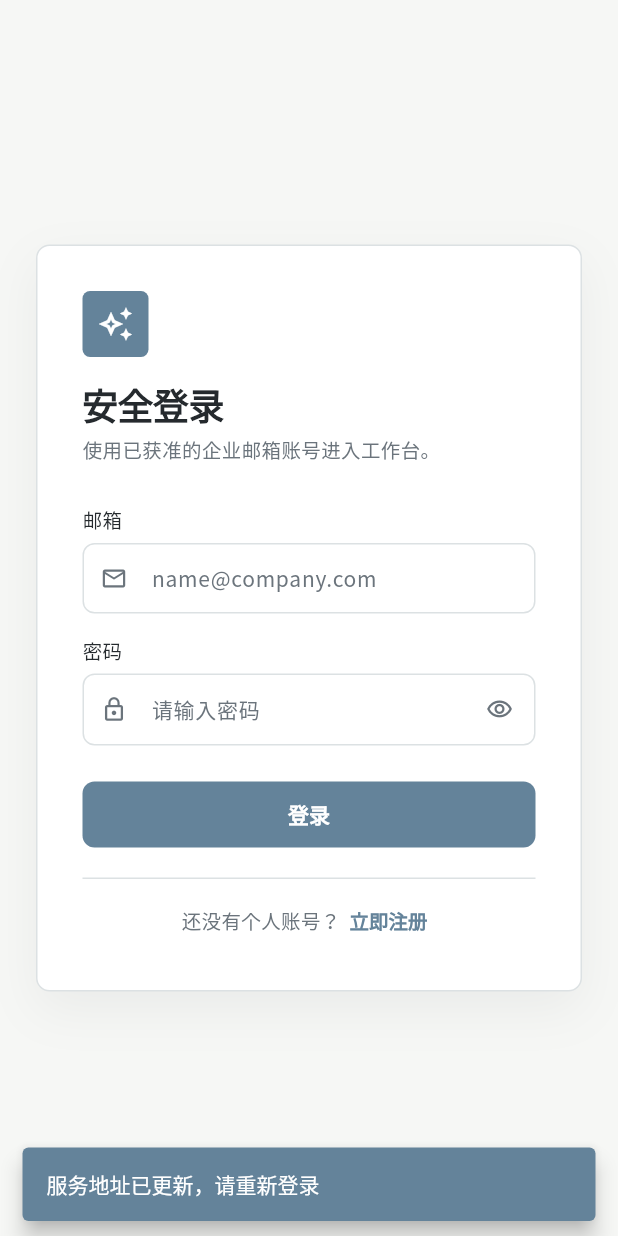
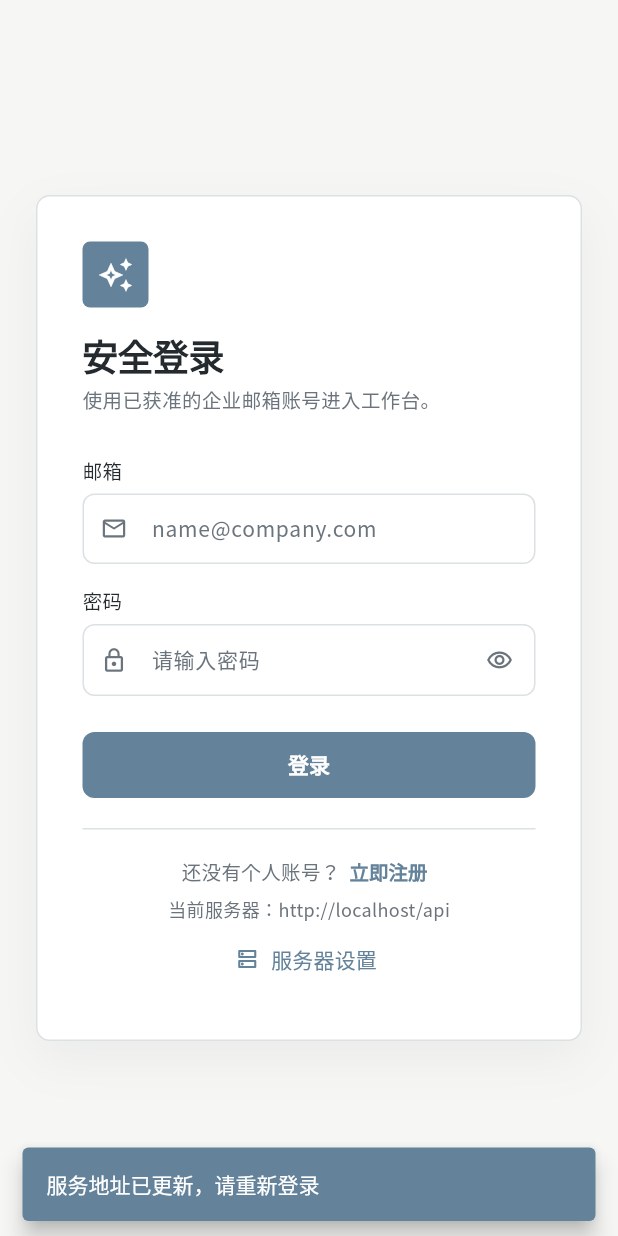
Before and after one commit to z987645344-arch/zhitian_app, a Flutter app: the SettingsPage screen opened directly, after a tap on "保存", on a phone screen of 412 x 824 dp. Run offline on Flutter 3.47's test engine with Material 3 defaults, Android fonts, the light colour scheme and no system bars; our stand-ins replace file_picker, google_fonts, shared_preferences; missing offline and left inert: desktop_drop; accounts and stored records are empty; network calls fail.

Commit message:
fix: Flutter Compose地址契约修正+登录页服务器设置入口+Runner标题乱码修复
- Compose环境正确地址为http://localhost/api，默认值已更新
- 登录/注册页新增未登录状态下的服务器设置入口，旧:8000地址给出迁移提醒
- Runner启用/utf-8编译选项，修复标题栏鐭ゅ乱码
- 重新构建3.0.0安装包，SHA-256已更新

```diff
--- a/lib/pages/login_page.dart
+++ b/lib/pages/login_page.dart
@@ -6,24 +6,34 @@ import 'package:flutter/material.dart';
 import '../services/api_service.dart';
 import '../theme/app_theme.dart';
 import '../widgets/auth_shell.dart';
+import 'backend_setup_page.dart';
 import 'chat_page.dart';
 import 'register_page.dart';
 
 class LoginPage extends StatefulWidget {
-  const LoginPage({super.key});
+  const LoginPage({super.key, this.apiService});
+
+  final ApiService? apiService;
 
   @override
   State<LoginPage> createState() => _LoginPageState();
 }
 
 class _LoginPageState extends State<LoginPage> {
-  final ApiService _apiService = ApiService();
+  late final ApiService _apiService = widget.apiService ?? ApiService();
   final TextEditingController _usernameController = TextEditingController();
   final TextEditingController _passwordController = TextEditingController();
 
   bool _isLoading = false;
   bool _obscurePassword = true;
   String? _errorText;
+  String? _backendUrl;
+
+  @override
+  void initState() {
+    super.initState();
+    _loadBackendUrl();
+  }
 
   @override
   void dispose() {
@@ -77,12 +87,39 @@ class _LoginPageState extends State<LoginPage> {
     }
   }
 
+  Future<void> _loadBackendUrl() async {
+    try {
+      final backendUrl = await _apiService.getBackendUrl();
+      if (mounted) setState(() => _backendUrl = backendUrl);
+    } catch (error) {
+      debugPrint('读取登录页服务器地址失败: ${error.runtimeType}');
+      if (mounted) {
+        setState(() => _backendUrl = ApiService.defaultBackendUrl);
+      }
+    }
+  }
+
+  Future<void> _openBackendSettings() async {
+    final saved = await Navigator.of(context).push<bool>(
+      MaterialPageRoute<bool>(
+        builder: (_) => BackendSetupPage(
+          apiService: _apiService,
+          initialUrl: _backendUrl ?? ApiService.defaultBackendUrl,
+          returnToPrevious: true,
+        ),
+      ),
+    );
+    if (saved == true) await _loadBackendUrl();
+  }
+
   @override
   Widget build(BuildContext context) {
     return AuthShell(
       title: '安全登录',
       subtitle: '使用已获准的企业邮箱账号进入工作台。',
-      footer: Row(
+      footer: Column(
+        children: [
+          Row(
             mainAxisAlignment: MainAxisAlignment.center,
             children: [
               const Text(
@@ -101,6 +138,16 @@ class _LoginPageState extends State<LoginPage> {
                   ),
                 ),
                 child: const Text('立即注册'),
+              ),
+            ],
+          ),
+          AuthServerSettingsLink(
+            backendUrl: _backendUrl,
+            onPressed: _openBackendSettings,
+            buttonKey: const Key('login_server_settings'),
+            showComposeMigrationHint: ApiService.isLegacyLocalDebugUrl(
+              _backendUrl,
+            ),
           ),
         ],
       ),
--- a/lib/services/api_service.dart
+++ b/lib/services/api_service.dart
@@ -75,7 +75,9 @@ class ApiService
   static const String usernameKey = 'username';
   static const String chatSessionIdKey = 'chat_session_id';
   static const String chatModeKey = 'chat_mode';
-  static const String defaultBackendUrl = 'http://localhost:8000';
+  static const String composeBackendUrl = 'http://localhost/api';
+  static const String legacyLocalDebugBackendUrl = 'http://localhost:8000';
+  static const String defaultBackendUrl = composeBackendUrl;
   static const String connectionErrorMessage = '⚠️ 无法连接服务器，请检查地址和网络连接';
   static const String certificateErrorMessage =
       '⚠️ 证书验证失败，请确认服务地址使用有效的 HTTPS 证书';
@@ -93,13 +95,14 @@ class ApiService
     }
     if (!candidate.contains('://')) {
       final lower = candidate.toLowerCase();
+      final authority = lower.split('/').first;
       final isLoopback =
-          lower == 'localhost' ||
-          lower.startsWith('localhost:') ||
-          lower == '127.0.0.1' ||
-          lower.startsWith('127.0.0.1:') ||
-          lower == '[::1]' ||
-          lower.startsWith('[::1]:');
+          authority == 'localhost' ||
+          authority.startsWith('localhost:') ||
+          authority == '127.0.0.1' ||
+          authority.startsWith('127.0.0.1:') ||
+          authority == '[::1]' ||
+          authority.startsWith('[::1]:');
       candidate = '${isLoopback ? 'http' : 'https'}://$candidate';
     }
 
@@ -129,6 +132,11 @@ class ApiService
     } on FormatException {
       return false;
     }
+  }
+
+  static bool isLegacyLocalDebugUrl(String? value) {
+    if (!isValidBackendUrl(value)) return false;
+    return normalizeBackendUrl(value!) == legacyLocalDebugBackendUrl;
   }
 
   static String userMessageFor(Object error) {
--- a/lib/widgets/auth_shell.dart
+++ b/lib/widgets/auth_shell.dart
@@ -14,6 +14,7 @@ class AuthShell extends StatelessWidget {
     required this.subtitle,
     required this.children,
     this.onBack,
+    this.backLabel = '返回登录',
     this.footer,
   });
 
@@ -28,6 +29,9 @@ class AuthShell extends StatelessWidget {
 
   /// 非空时在表单卡片左上角显示返回入口。
   final VoidCallback? onBack;
+
+  /// 返回入口文案。首次配置以外的页面可按真实返回目标覆盖。
+  final String backLabel;
 
   /// 卡片底部的次级操作区（注册入口 / 返回登录）。
   final Widget? footer;
@@ -113,7 +117,7 @@ class AuthShell extends StatelessWidget {
                     tapTargetSize: MaterialTapTargetSize.shrinkWrap,
                   ),
                   icon: const Icon(Icons.arrow_back, size: 16),
-                  label: const Text('返回登录'),
+                  label: Text(backLabel),
                 ),
               ),
             if (onBack != null) const SizedBox(height: 12),
@@ -147,6 +151,59 @@ class AuthShell extends StatelessWidget {
           ],
         ),
       ),
+    );
+  }
+}
+
+/// 登录/注册页共用的服务器地址入口，确保认证失败时仍可修改连接配置。
+class AuthServerSettingsLink extends StatelessWidget {
+  const AuthServerSettingsLink({
+    super.key,
+    required this.backendUrl,
+    required this.onPressed,
+    this.buttonKey,
+    this.showComposeMigrationHint = false,
+  });
+
+  final String? backendUrl;
+  final VoidCallback onPressed;
+  final Key? buttonKey;
+  final bool showComposeMigrationHint;
+
+  @override
+  Widget build(BuildContext context) {
+    return Column(
+      children: [
+        Text(
+          '当前服务器：${backendUrl ?? '正在读取…'}',
+          maxLines: 1,
+          overflow: TextOverflow.ellipsis,
+          style: const TextStyle(
+            color: AppColors.textMuted,
+            fontSize: 12,
+            height: 1.5,
+          ),
+        ),
+        if (showComposeMigrationHint)
+          const Padding(
+            padding: EdgeInsets.only(top: 4),
+            child: Text(
+              '检测到旧的本机调试地址；使用 Compose 请改为 http://localhost/api',
+              textAlign: TextAlign.center,
+              style: TextStyle(
+                color: AppColors.error,
+                fontSize: 12,
+                height: 1.5,
+              ),
+            ),
+          ),
+        TextButton.icon(
+          key: buttonKey,
+          onPressed: onPressed,
+          icon: const Icon(Icons.dns_outlined, size: 16),
+          label: const Text('服务器设置'),
+        ),
+      ],
     );
   }
 }
```
Also changed, not shown: lib/pages/backend_setup_page.dart (+51 -9 lines), lib/pages/register_page.dart (+53 -4 lines), 8 other files. Lines whose indentation alone changed are shown as unchanged.
